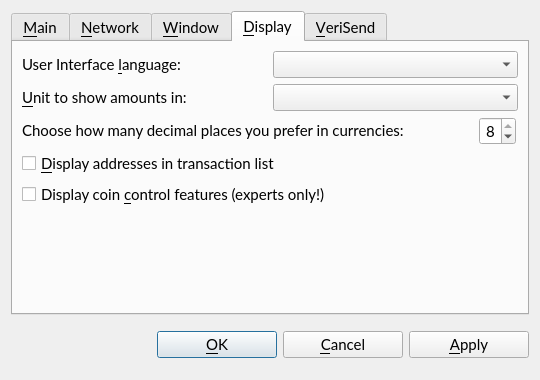
Old version of the form src/qt/forms/optionsdialog.ui in the repository VeriConomy/vericoin.
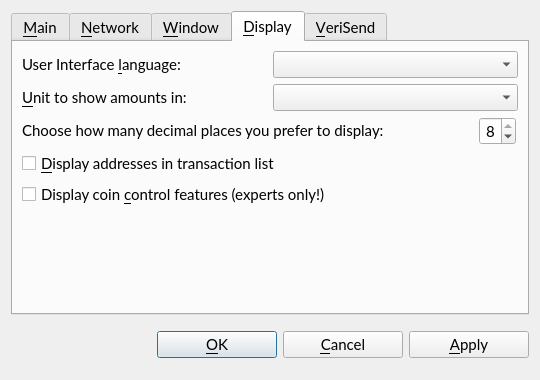
New version of the form. The open tabs and pages were chosen to show the change. Custom widgets are drawn as their Qt base class.

```diff
--- a/src/qt/forms/optionsdialog.ui
+++ b/src/qt/forms/optionsdialog.ui
@@ -456,7 +456,7 @@
             <enum>Qt::LeftToRight</enum>
            </property>
            <property name="text">
-            <string>Choose how many decimal places you prefer in currencies:</string>
+            <string>Choose how many decimal places you prefer to display:</string>
            </property>
           </widget>
          </item>
```
Left out of the diff: 4 changed lines with no effect on the pictures.
